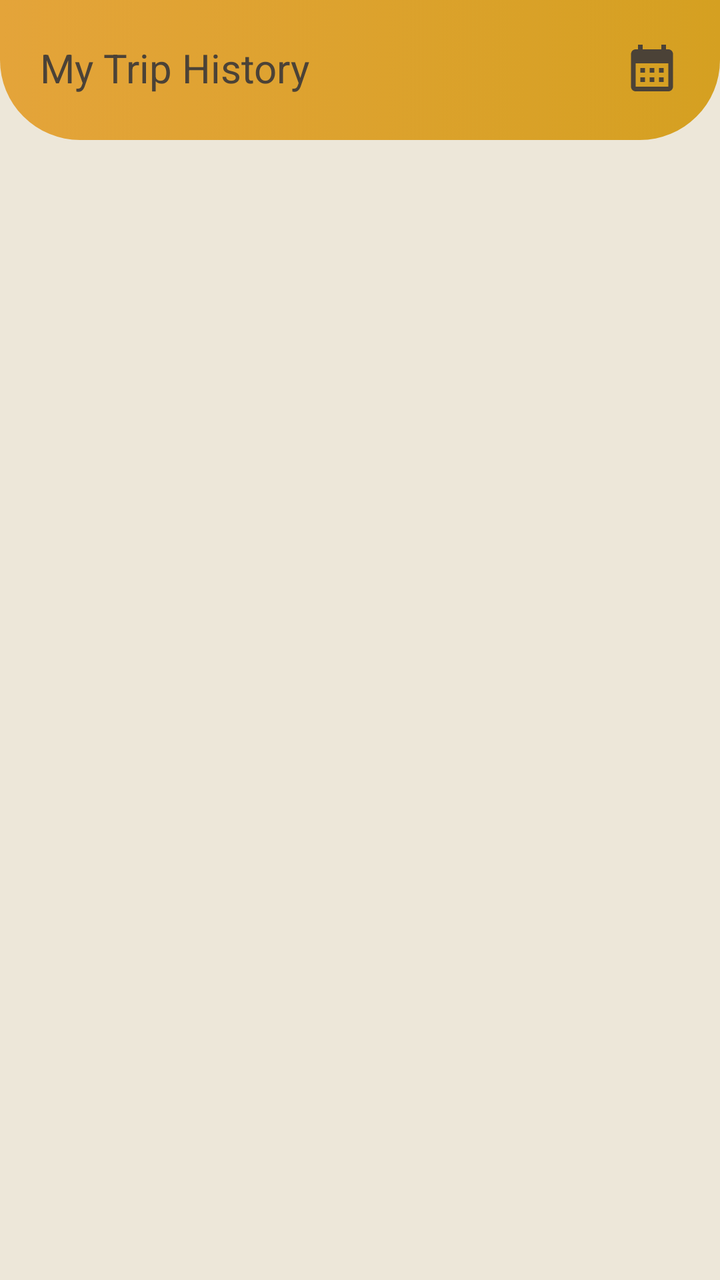
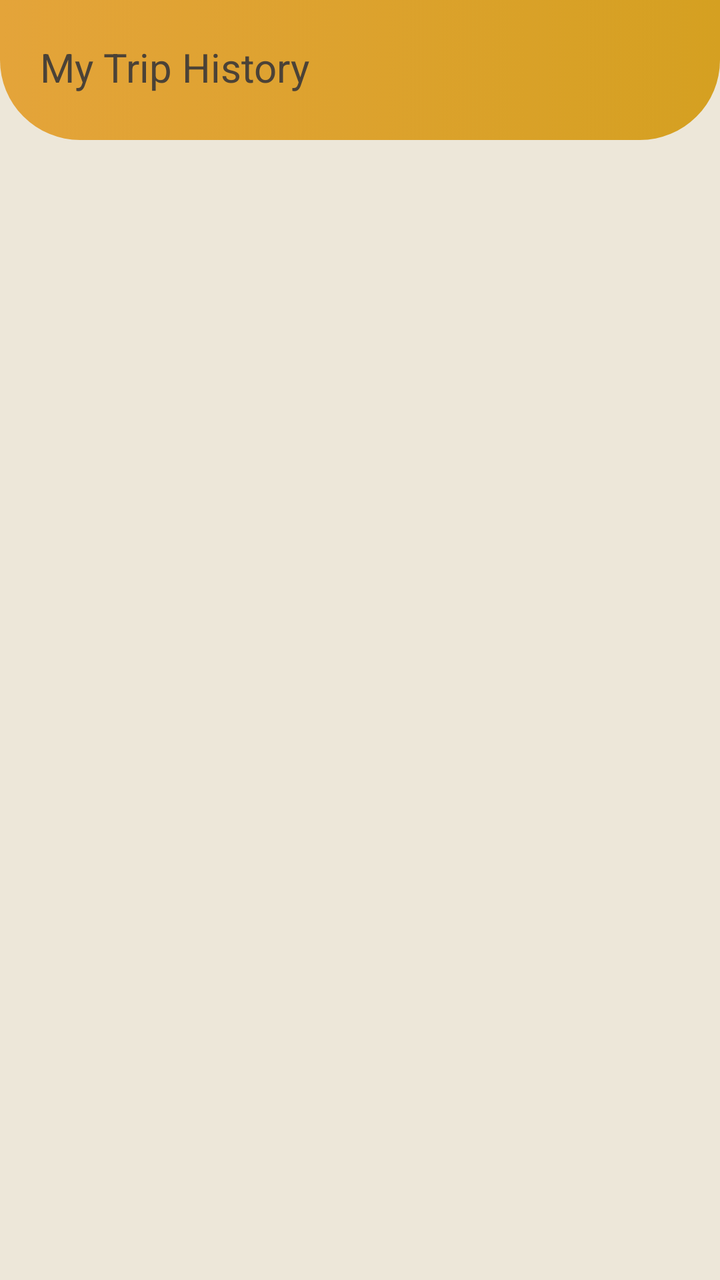

Screens rendered from an Android XML layout before and after an edit, with the pre-edit source and the edit as a unified diff.
<!-- AndroidManifest.xml: application theme Theme.ShuttlePassDriver -->
<!-- res/layout/fragment_trip_history.xml -->
<?xml version="1.0" encoding="utf-8"?>
<FrameLayout xmlns:android="http://schemas.android.com/apk/res/android"
    xmlns:app="http://schemas.android.com/apk/res-auto"
    xmlns:tools="http://schemas.android.com/tools"
    android:layout_width="match_parent"
    android:layout_height="match_parent"
    android:background="@color/alabaster"
    tools:context=".TripHistory">


    <LinearLayout
        android:layout_width="match_parent"
        android:layout_height="match_parent"
        android:orientation="vertical">

        <RelativeLayout
            android:layout_width="wrap_content"
            android:layout_height="wrap_content">

            <ImageView
                android:id="@+id/imageView2"
                android:layout_width="match_parent"
                android:layout_height="70dp"
                android:contentDescription="Shaped Background"
                android:src="@drawable/top_background" />

            <LinearLayout
                android:layout_width="match_parent"
                android:layout_height="wrap_content"
                android:layout_marginHorizontal="20dp"
                android:layout_marginVertical="20dp"
                android:gravity="center_vertical"
                android:orientation="horizontal">

                <TextView
                    android:layout_width="wrap_content"
                    android:layout_height="wrap_content"
                    android:text="My Trip History"
                    android:textColor="@color/taupe"
                    android:textSize="20sp" />

                <LinearLayout
                    android:layout_width="match_parent"
                    android:layout_height="wrap_content"
                    android:gravity="end"
                    android:orientation="vertical">

                    <ImageButton
                        android:id="@+id/imageButton"
                        android:layout_width="wrap_content"
                        android:layout_height="wrap_content"
                        android:background="@null"
                        android:contentDescription="Date Select"
                        android:src="@drawable/baseline_calendar_month_24" />
                </LinearLayout>

            </LinearLayout>

        </RelativeLayout>


        <ListView
            android:id="@+id/listView"
            android:layout_width="match_parent"
            android:layout_height="match_parent"/>
    </LinearLayout>

</FrameLayout>
<!-- resources referenced by this layout -->
<resources>
  <color name="alabaster">#EDE7D9</color>
  <color name="taupe">#4B4237</color>
  <!-- drawable baseline_calendar_month_24 (drawable) -->
  <vector android:height="28dp" android:tint="#4B4237"
      android:viewportHeight="24" android:viewportWidth="24"
      android:width="28dp" xmlns:android="http://schemas.android.com/apk/res/android">
      <path android:fillColor="@android:color/white" android:pathData="M19,4h-1V2h-2v2H8V2H6v2H5C3.89,4 3.01,4.9 3.01,6L3,20c0,1.1 0.89,2 2,2h14c1.1,0 2,-0.9 2,-2V6C21,4.9 20.1,4 19,4zM19,20H5V10h14V20zM9,14H7v-2h2V14zM13,14h-2v-2h2V14zM17,14h-2v-2h2V14zM9,18H7v-2h2V18zM13,18h-2v-2h2V18zM17,18h-2v-2h2V18z"/>
  </vector>
  <!-- drawable top_background (drawable) -->
  <?xml version="1.0" encoding="utf-8"?>
  <selector xmlns:android="http://schemas.android.com/apk/res/android">
  <item>
      <shape android:shape="rectangle">
          <corners android:bottomLeftRadius="40dp" android:bottomRightRadius="40dp"/>
          <gradient android:startColor="#E4A43A" android:endColor="#D5A021" android:angle="0"/>
      </shape>
  </item>
  
  </selector>
  <style name="Theme.ShuttlePassDriver" parent="Theme.MaterialComponents.Light.NoActionBar">
          
          <item name="colorPrimary">@color/goldenrod</item>
          <item name="colorPrimaryVariant">@color/dim_gray</item>
          <item name="colorOnPrimary">@color/white</item>
          
          <item name="colorSecondary">@color/goldenrod</item>
          <item name="colorSecondaryVariant">@color/teal_700</item>
          <item name="colorOnSecondary">@color/black</item>
          
          <item name="android:statusBarColor">?attr/colorPrimaryVariant</item>
          
  
      </style>
  <color name="goldenrod">#D5A021</color>
  <color name="dim_gray">#736B60</color>
  <color name="white">#FFFFFFFF</color>
  <color name="teal_700">#FF018786</color>
  <color name="black">#FF000000</color>
</resources>

<!-- the commit's change to res/layout/fragment_trip_history.xml (unified diff, before → after) -->
@@ -39,21 +39,6 @@
                     android:textColor="@color/taupe"
                     android:textSize="20sp" />
 
-                <LinearLayout
-                    android:layout_width="match_parent"
-                    android:layout_height="wrap_content"
-                    android:gravity="end"
-                    android:orientation="vertical">
-
-                    <ImageButton
-                        android:id="@+id/imageButton"
-                        android:layout_width="wrap_content"
-                        android:layout_height="wrap_content"
-                        android:background="@null"
-                        android:contentDescription="Date Select"
-                        android:src="@drawable/baseline_calendar_month_24" />
-                </LinearLayout>
-
             </LinearLayout>
 
         </RelativeLayout>
<!-- resource entries referenced after the edit -->
@@ -2,12 +2,6 @@
 <resources>
   <color name="alabaster">#EDE7D9</color>
   <color name="taupe">#4B4237</color>
-  <!-- drawable baseline_calendar_month_24 (drawable) -->
-  <vector android:height="28dp" android:tint="#4B4237"
-      android:viewportHeight="24" android:viewportWidth="24"
-      android:width="28dp" xmlns:android="http://schemas.android.com/apk/res/android">
-      <path android:fillColor="@android:color/white" android:pathData="M19,4h-1V2h-2v2H8V2H6v2H5C3.89,4 3.01,4.9 3.01,6L3,20c0,1.1 0.89,2 2,2h14c1.1,0 2,-0.9 2,-2V6C21,4.9 20.1,4 19,4zM19,20H5V10h14V20zM9,14H7v-2h2V14zM13,14h-2v-2h2V14zM17,14h-2v-2h2V14zM9,18H7v-2h2V18zM13,18h-2v-2h2V18zM17,18h-2v-2h2V18z"/>
-  </vector>
   <!-- drawable top_background (drawable) -->
   <?xml version="1.0" encoding="utf-8"?>
   <selector xmlns:android="http://schemas.android.com/apk/res/android">
